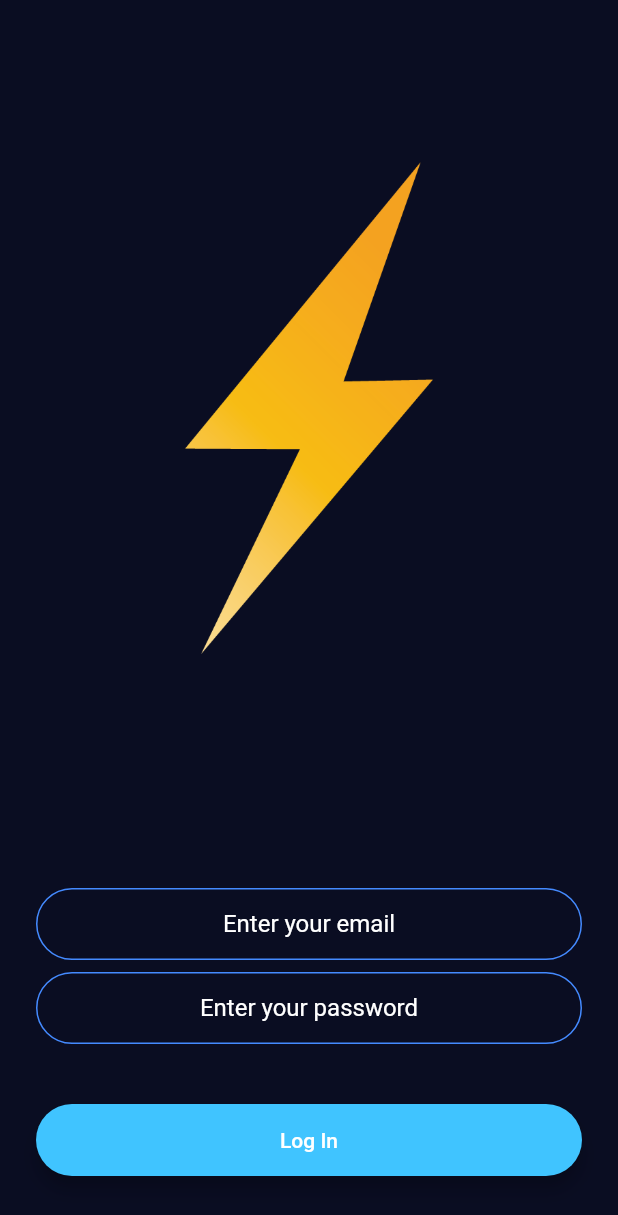
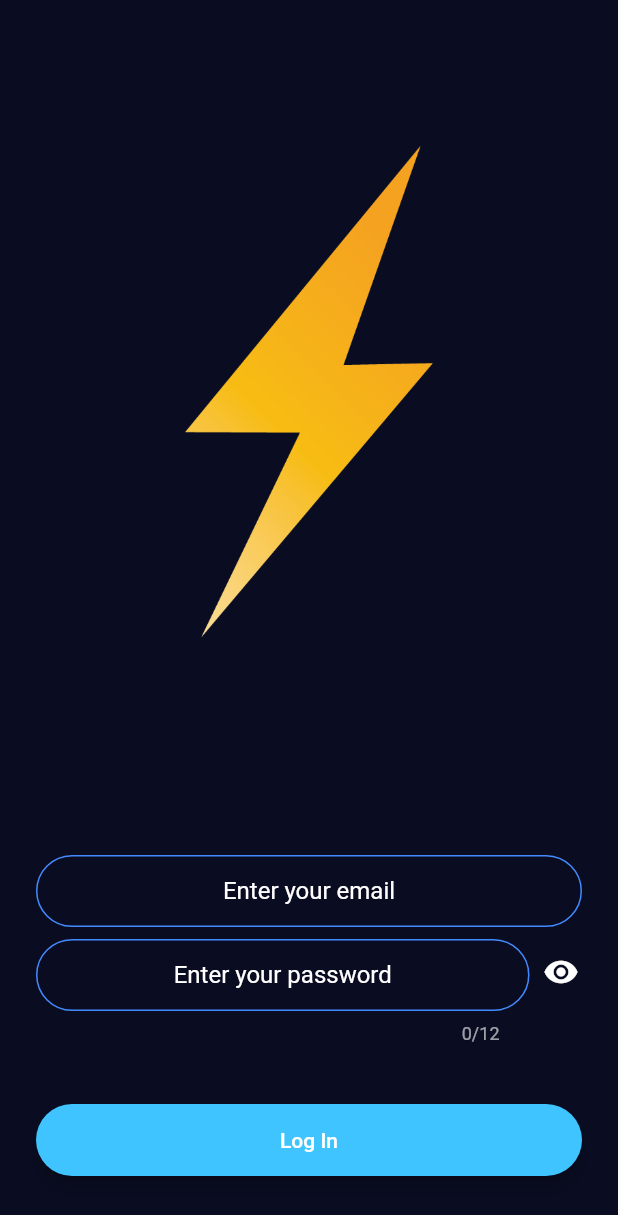
Before and after one commit to DansPlaying/Flash-Chat, a Flutter app: the LoginScreen screen opened by its route, on a phone screen of 412 x 824 dp. Shown: the top 1215 px of the screen. Run offline on Flutter 3.47's test engine with Material 2 defaults, Android fonts, the phone set to English and light mode, and no system bars; our stand-ins replace animated_text_kit, cloud_firestore, firebase_auth, firebase_core, modal_progress_hud; accounts and stored records are empty.

```diff
--- a/lib/components/constants.dart
+++ b/lib/components/constants.dart
@@ -34,3 +34,5 @@ const kdecorationTextField =  InputDecoration(
         borderRadius: BorderRadius.all(Radius.circular(32.0)),
       ),
     );
+
+  Color color_principal = Color(0xFF0A0D22);
--- a/lib/components/widgets/messageStream.dart
+++ b/lib/components/widgets/messageStream.dart
@@ -20,7 +20,7 @@ class MessagesStream extends StatelessWidget {
       builder: (context, snapshot) {
         messagesBubbles = [];
         if (snapshot.hasData) {
-          final messages = snapshot.data.docs;
+          final messages = snapshot.data.docs.reversed;
 
           for (var message in messages) {
             final messageText = message['text'];
--- a/lib/main.dart
+++ b/lib/main.dart
@@ -2,6 +2,8 @@ import 'package:firebase_core/firebase_core.dart';
 import 'package:flash_chat/routes/routes.dart';
 import 'package:flash_chat/screens/welcome_screen.dart';
 import 'package:flutter/material.dart';
+
+import 'components/constants.dart';
 
 
 void main() async {
@@ -18,7 +20,7 @@ class FlashChat extends StatelessWidget {
         textTheme: TextTheme(
           bodyText1: TextStyle(color: Colors.black54),
         ),
-        scaffoldBackgroundColor:  Color(0xFF0A0D22),
+        scaffoldBackgroundColor:  color_principal,
       ),
       routes: getApplicationRoutes(),
       initialRoute: WelcomeScreen.id ,
--- a/lib/screens/chat_screen.dart
+++ b/lib/screens/chat_screen.dart
@@ -1,3 +1,4 @@
+import 'package:flash_chat/components/widgets/errorMessage.dart';
 import 'package:flash_chat/components/widgets/messageStream.dart';
 import 'package:flutter/material.dart';
 import '../components/constants.dart';
@@ -33,7 +34,7 @@ class _ChatScreenState extends State<ChatScreen> {
         print(loggedInUser.email);
       }
     } catch (e) {
-      print(e);
+      errorMessage(context, e.toString());
     }
   }
 
--- a/lib/screens/login_screen.dart
+++ b/lib/screens/login_screen.dart
@@ -1,4 +1,5 @@
 import 'package:flash_chat/components/constants.dart';
+import 'package:flash_chat/components/widgets/errorMessage.dart';
 import 'package:flash_chat/components/widgets/material_button.dart';
 import 'package:flash_chat/screens/chat_screen.dart';
 import 'package:flutter/material.dart';
@@ -16,6 +17,7 @@ class _LoginScreenState extends State<LoginScreen> {
   String email;
   String password;
   bool showSpinner = false;
+  bool visiblePassword = true;
 
   @override
   Widget build(BuildContext context) {
@@ -52,13 +54,35 @@ class _LoginScreenState extends State<LoginScreen> {
               SizedBox(
                 height: 8.0,
               ),
-              TextField(
+              Row(
+                children: [
+                  Expanded(
+                    child: TextField(
+                      maxLength: 12,
+                      obscureText: visiblePassword,
                       textAlign: TextAlign.center,
                       onChanged: (value) {
                         password = value;
                       },
                       decoration: kdecorationTextField.copyWith(
                           hintText: 'Enter your password'),
+                    ),
+                  ),
+                  SizedBox(width: 5.0),
+                  InkWell(
+                    onTap: () {
+                      setState(() {
+                        (visiblePassword)
+                            ? visiblePassword = false
+                            : visiblePassword = true;
+                      });
+                    },
+                    child: Container(
+                      padding: EdgeInsets.fromLTRB(4.0, 2.0, 2.0, 28.0),
+                      child: Icon(Icons.remove_red_eye),
+                    ),
+                  ),
+                ],
               ),
               SizedBox(
                 height: 24.0,
@@ -80,7 +104,10 @@ class _LoginScreenState extends State<LoginScreen> {
                         showSpinner = false;
                       });
                     } catch (e) {
-                      print(e);
+                      setState(() {
+                        showSpinner = false;
+                      });
+                      errorMessage(context, e.toString());
                     }
                   },
                   label: 'Log In',
```
Also changed, not shown: lib/screens/registration_screen.dart (+28 -3 lines). Lines whose indentation alone changed are shown as unchanged.
